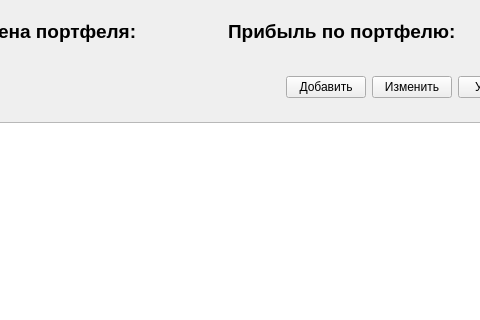
The window that widgets/crypto_stacked_widget.ui (navI-tutoff/finance_accounting_app) describes before a commit, drawn with Qt 5; both pictures show x 443 to 923 and y 0 to 320 of the 1010 by 620 pixel window.
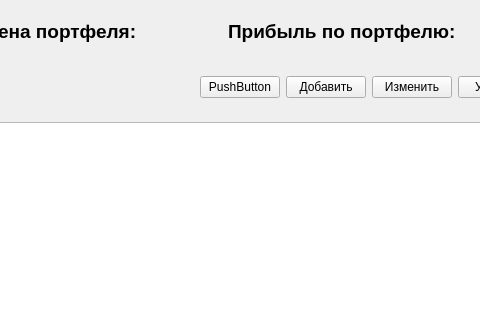
The same window after the commit.

What changed in the file:
```diff
--- a/widgets/crypto_stacked_widget.ui
+++ b/widgets/crypto_stacked_widget.ui
@@ -93,6 +93,13 @@
          <enum>QFrame::Shadow::Raised</enum>
         </property>
         <layout class="QHBoxLayout" name="horizontalLayout_3">
+         <item>
+          <widget class="QPushButton" name="pushButton">
+           <property name="text">
+            <string>PushButton</string>
+           </property>
+          </widget>
+         </item>
          <item>
           <widget class="QPushButton" name="addCoinButton">
            <property name="text">
```
